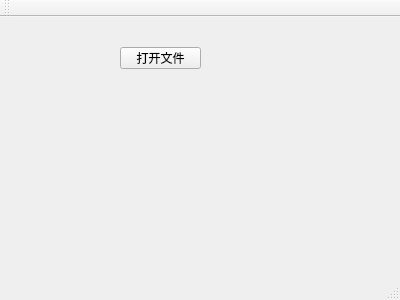
stephenxudong/CMMCompiler, file mainwindow.ui: the form before one commit.
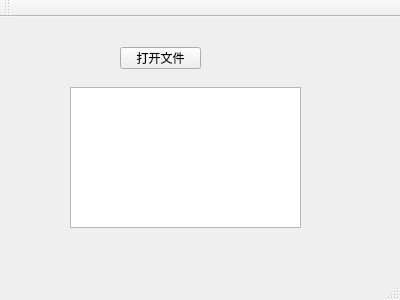
The form after the commit.

```diff
--- a/mainwindow.ui
+++ b/mainwindow.ui
@@ -27,6 +27,16 @@
      <string>打开文件</string>
     </property>
    </widget>
+   <widget class="QTextEdit" name="textEdit">
+    <property name="geometry">
+     <rect>
+      <x>70</x>
+      <y>70</y>
+      <width>231</width>
+      <height>141</height>
+     </rect>
+    </property>
+   </widget>
   </widget>
   <widget class="QMenuBar" name="menuBar">
    <property name="geometry">
```
